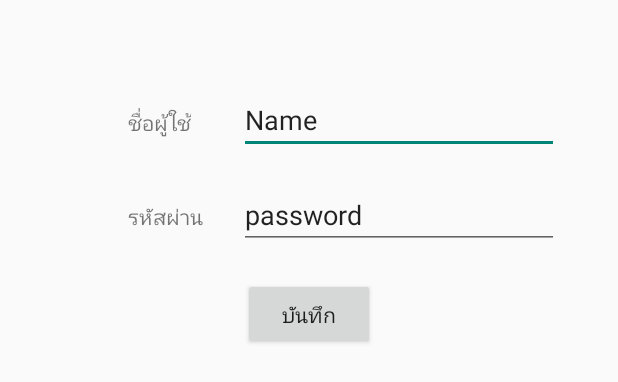
After one commit to preeyakamon/hiddinword, an Android app: the layout activity_change_personal.xml on its own in the app's theme, with its tools: preview values and no code run, on a phone screen of 412 x 824 dp. The commit adds this screen. Shown: the top 382 px of the screen. Run offline under Robolectric (Android 15) with nearby library versions, the phone set to English and light mode, and no system bars.

Commit message:
update code @change(name, password) by apimun.ksk

```diff
--- a/app/src/main/AndroidManifest.xml
+++ b/app/src/main/AndroidManifest.xml
@@ -25,8 +25,9 @@
         <activity android:name=".TestLevel" />
         <activity android:name=".Success" />
         <activity android:name=".Statistic" />
-        <activity android:name=".Menu"></activity>
+        <activity android:name=".Menu" />
         <activity android:name=".playable" />
+        <activity android:name=".ChangePersonal"></activity>
     </application>
 
 </manifest>
--- a/app/src/main/java/apprtc/preeyakamon/hiddinword/Authen.java
+++ b/app/src/main/java/apprtc/preeyakamon/hiddinword/Authen.java
@@ -107,7 +107,10 @@ public class Authen extends ActionBarActivity implements View.OnClickListener {
 
             SharedPreferences spf = getSharedPreferences("user", MODE_PRIVATE);
             SharedPreferences.Editor editor = spf.edit();
+            editor.putString("id", loginStrings[0]);
             editor.putString("idUser", userString);
+            editor.putString("idName", loginStrings[1]);
+            editor.putString("pass", loginStrings[3]);
             editor.apply();
 
             if (userCheckLevel()) {
--- /dev/null
+++ b/app/src/main/res/layout/activity_change_personal.xml
@@ -0,0 +1,65 @@
+<?xml version="1.0" encoding="utf-8"?>
+<RelativeLayout xmlns:android="http://schemas.android.com/apk/res/android"
+    xmlns:tools="http://schemas.android.com/tools"
+    android:layout_width="match_parent"
+    android:layout_height="match_parent"
+    tools:context="apprtc.preeyakamon.hiddinword.ChangePersonal">
+
+
+    <EditText
+        android:id="@+id/etName"
+        android:layout_width="wrap_content"
+        android:layout_height="wrap_content"
+        android:layout_marginTop="57dp"
+        android:ems="10"
+        android:inputType="text|textPersonName"
+        android:text="Name"
+        android:layout_alignParentTop="true"
+        android:layout_alignParentRight="true"
+        android:layout_alignParentEnd="true"
+        android:layout_marginRight="39dp"
+        android:layout_marginEnd="39dp" />
+
+    <EditText
+        android:id="@+id/etPass"
+        android:layout_width="wrap_content"
+        android:layout_height="wrap_content"
+        android:layout_alignLeft="@+id/etName"
+        android:layout_alignStart="@+id/etName"
+        android:layout_below="@+id/etName"
+        android:layout_marginTop="18dp"
+        android:ems="10"
+        android:inputType="text|textPersonName"
+        android:text="password" />
+
+    <Button
+        android:id="@+id/btnSave"
+        android:layout_width="wrap_content"
+        android:layout_height="wrap_content"
+        android:layout_marginTop="19dp"
+        android:text="บันทึก"
+        android:layout_below="@+id/etPass"
+        android:layout_centerHorizontal="true" />
+
+    <TextView
+        android:id="@+id/textView8"
+        android:layout_width="wrap_content"
+        android:layout_height="wrap_content"
+        android:layout_above="@+id/etPass"
+        android:layout_marginBottom="11dp"
+        android:layout_marginEnd="32dp"
+        android:layout_marginRight="32dp"
+        android:layout_toLeftOf="@+id/etName"
+        android:layout_toStartOf="@+id/etName"
+        android:text="ชื่อผู้ใช้" />
+
+    <TextView
+        android:id="@+id/textView9"
+        android:layout_width="wrap_content"
+        android:layout_height="wrap_content"
+        android:layout_alignBaseline="@+id/etPass"
+        android:layout_alignBottom="@+id/etPass"
+        android:layout_alignLeft="@+id/textView8"
+        android:layout_alignStart="@+id/textView8"
+        android:text="รหัสผ่าน" />
+</RelativeLayout>
```
Also changed, not shown: app/src/main/java/apprtc/preeyakamon/hiddinword/ChangePersonal.java (added, +55 -0 lines), app/src/main/java/apprtc/preeyakamon/hiddinword/Menu.java (+7 -0 lines), app/src/main/res/layout/activity_menu.xml (+9 -0 lines).
